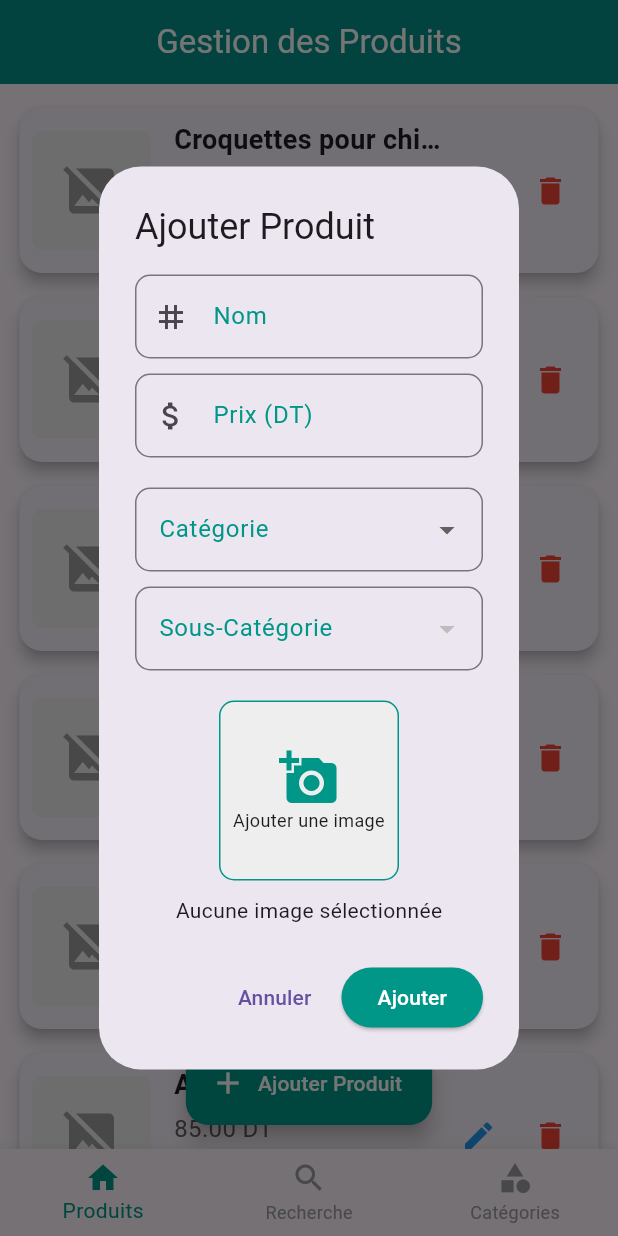
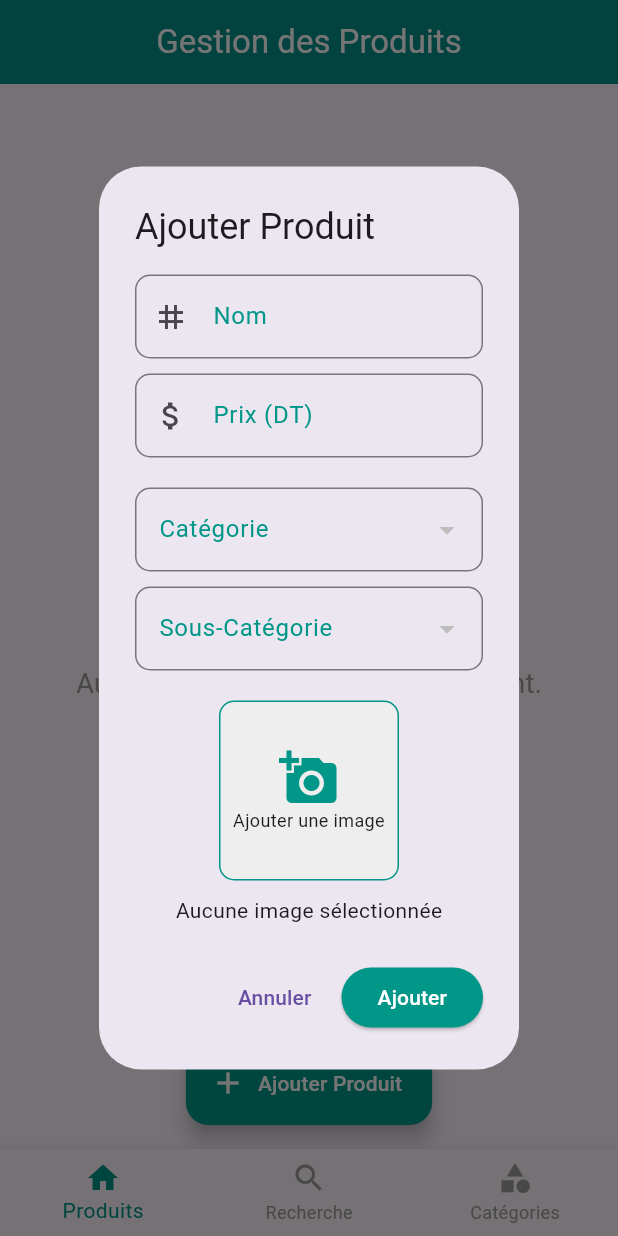
Before and after one commit to cheima-gue/animal_shop, a Flutter app: the screen it shows after launch, after a tap on "Ajouter Produit", on a phone screen of 412 x 824 dp. Run offline on Flutter 3.47's test engine with Material 3 defaults, Android fonts, the phone set to English and light mode, and no system bars; our stand-ins replace image_picker, sqflite_common_ffi; accounts and stored records are empty.

```diff
--- a/lib/main.dart
+++ b/lib/main.dart
@@ -1,4 +1,8 @@
+import 'dart:io';
+
 import 'package:flutter/material.dart';
+import 'package:path/path.dart';
+import 'package:path_provider/path_provider.dart';
 import 'package:provider/provider.dart';
 import 'package:sqflite_common_ffi/sqflite_ffi.dart';
 import '../views/home_page.dart';
@@ -12,8 +16,13 @@ Future<void> main() async {
   sqfliteFfiInit();
   databaseFactory = databaseFactoryFfi;
 
+  // L'initialisation de la base de données est maintenant la seule chose nécessaire.
+  // La logique d'initialisation des données se fait à l'intérieur de cette méthode,
+  // et uniquement la première fois que la base de données est créée.
   await DatabaseHelper().initDatabase();
-  await DatabaseHelper().populateInitialData();
+
+  // Cette ligne est commentée car elle n'est plus nécessaire.
+  // await DatabaseHelper().populateInitialData();
 
   runApp(const MyApp());
 }
@@ -59,9 +68,9 @@ class MyApp extends StatelessWidget {
           ),
           dropdownMenuTheme: DropdownMenuThemeData(
             menuStyle: MenuStyle(
-              backgroundColor: MaterialStateProperty.all(Colors.white),
-              elevation: MaterialStateProperty.all(4),
-              shape: MaterialStateProperty.all(RoundedRectangleBorder(
+              backgroundColor: WidgetStateProperty.all(Colors.white),
+              elevation: WidgetStateProperty.all(4),
+              shape: WidgetStateProperty.all(RoundedRectangleBorder(
                 borderRadius: BorderRadius.circular(10),
               )),
             ),
--- a/lib/services/database_helper.dart
+++ b/lib/services/database_helper.dart
@@ -1,6 +1,5 @@
 import 'package:sqflite_common_ffi/sqflite_ffi.dart';
 import 'package:path/path.dart';
-import 'package:path_provider/path_provider.dart';
 import 'dart:io';
 import '../models/produit.dart';
 import '../models/category.dart';
@@ -10,37 +9,34 @@ class DatabaseHelper {
   static Database? _database;
   static final DatabaseHelper _instance = DatabaseHelper._internal();
 
-  factory DatabaseHelper() => _instance;
+  factory DatabaseHelper() {
+    return _instance;
+  }
 
-  DatabaseHelper._internal();
+  DatabaseHelper._internal() {
+    sqfliteFfiInit();
+    databaseFactory = databaseFactoryFfi;
+  }
 
   Future<Database> get database async {
-    if (_database != null) {
-      return _database!;
-    }
+    if (_database != null) return _database!;
     _database = await initDatabase();
     return _database!;
   }
 
   Future<Database> initDatabase() async {
-    Directory documentsDirectory = await getApplicationSupportDirectory();
-    String path = join(documentsDirectory.path, "product_app.db");
+    final dbPath = await databaseFactory.getDatabasesPath();
+    final path = join(dbPath, 'product_app.db');
 
-    // Ensure the directory exists
-    if (!await Directory(dirname(path)).exists()) {
-      await Directory(dirname(path)).create(recursive: true);
-    }
+    // NOUVEAU : C'est la ligne magique. Elle supprime l'ancienne base de données
+    // pour garantir que la prochaine ouverture en créera une nouvelle.
+    // DÉCOMMENTEZ LA LIGNE SUIVANTE UNE SEULE FOIS, PUIS COMMENTEZ-LA DE NOUVEAU.
+    // await deleteDatabase(path);
 
-    return openDatabase(
-      path,
+    return await databaseFactory.openDatabase(path,
+        options: OpenDatabaseOptions(
           version: 1,
-      onCreate: _onCreate,
-      onUpgrade: _onUpgrade,
-    );
-  }
-
-  Future<void> _onCreate(Database db, int version) async {
-    // Create Category table
+          onCreate: (db, version) async {
             await db.execute('''
               CREATE TABLE categories(
                 id INTEGER PRIMARY KEY AUTOINCREMENT,
@@ -48,7 +44,6 @@ class DatabaseHelper {
               )
             ''');
 
-    // Create SubCategory table with foreign key to Category
             await db.execute('''
               CREATE TABLE sub_categories(
                 id INTEGER PRIMARY KEY AUTOINCREMENT,
@@ -58,7 +53,6 @@ class DatabaseHelper {
               )
             ''');
 
-    // Create Produit table with foreign key to SubCategory
             await db.execute('''
               CREATE TABLE produits(
                 id INTEGER PRIMARY KEY AUTOINCREMENT,
@@ -69,68 +63,14 @@ class DatabaseHelper {
                 FOREIGN KEY (subCategoryId) REFERENCES sub_categories(id) ON DELETE CASCADE
               )
             ''');
+          },
+          onConfigure: (db) async {
+            await db.execute('PRAGMA foreign_keys = ON');
+          },
+        ));
   }
 
-  Future<void> _onUpgrade(Database db, int oldVersion, int newVersion) async {
-    // Implement schema migrations here if your database schema changes in future versions
-    // For now, we are at version 1, so this will not be called unless we increase the version.
-  }
-
-  Future<void> populateInitialData() async {
-    final db = await database;
-
-    // Check if categories already exist to prevent duplicates on app restart
-    final List<Map<String, dynamic>> existingCategories =
-        await db.query('categories');
-    if (existingCategories.isEmpty) {
-      // Insert initial categories
-      await db
-          .insert('categories', {'nom': 'Animaux Domestiques'}); // id will be 1
-      await db.insert('categories', {'nom': 'Alimentation'}); // id will be 2
-      await db.insert('categories', {'nom': 'Électronique'}); // id will be 3
-
-      // Insert initial sub-categories (ensure categoryId matches inserted category IDs)
-      await db.insert('sub_categories', {'nom': 'Chiens', 'categoryId': 1});
-      await db.insert('sub_categories', {'nom': 'Chats', 'categoryId': 1});
-      await db.insert('sub_categories', {'nom': 'Oiseaux', 'categoryId': 1});
-      await db.insert('sub_categories', {'nom': 'Poissons', 'categoryId': 1});
-
-      await db.insert(
-          'sub_categories', {'nom': 'Fruits & Légumes', 'categoryId': 2});
-      await db.insert(
-          'sub_categories', {'nom': 'Produits Laitiers', 'categoryId': 2});
-      await db.insert('sub_categories', {'nom': 'Viandes', 'categoryId': 2});
-
-      await db
-          .insert('sub_categories', {'nom': 'Smartphones', 'categoryId': 3});
-      await db
-          .insert('sub_categories', {'nom': 'Ordinateurs', 'categoryId': 3});
-      await db.insert(
-          'sub_categories', {'nom': 'Accessoires Audio', 'categoryId': 3});
-
-      // Insert initial products
-      await db.insert('produits', {
-        'nom': 'Croquettes pour chien',
-        'prix': 25.50,
-        'subCategoryId': 1,
-        'image': null
-      });
-      await db.insert('produits', {
-        'nom': 'Laisse pour chat',
-        'prix': 12.00,
-        'subCategoryId': 2,
-        'image': null
-      });
-      await db.insert('produits', {
-        'nom': 'Jouet pour oiseaux',
-        'prix': 7.99,
-        'subCategoryId': 3,
-        'image': null
-      });
-    }
-  }
-
-  // --- Produit Operations ---
+  // ---------------- PRODUITS ----------------
   Future<int> insertProduit(Produit produit) async {
     final db = await database;
     return await db.insert('produits', produit.toMap(),
@@ -139,32 +79,22 @@ class DatabaseHelper {
 
   Future<List<Produit>> getProduits() async {
     final db = await database;
-    final List<Map<String, dynamic>> maps = await db.query('produits');
-    return List.generate(maps.length, (i) {
-      return Produit.fromMap(maps[i]);
-    });
+    final maps = await db.query('produits');
+    return maps.map((map) => Produit.fromMap(map)).toList();
   }
 
   Future<int> updateProduit(Produit produit) async {
     final db = await database;
-    return await db.update(
-      'produits',
-      produit.toMap(),
-      where: 'id = ?',
-      whereArgs: [produit.id],
-    );
+    return await db.update('produits', produit.toMap(),
+        where: 'id = ?', whereArgs: [produit.id]);
   }
 
   Future<int> deleteProduit(int id) async {
     final db = await database;
-    return await db.delete(
-      'produits',
-      where: 'id = ?',
-      whereArgs: [id],
-    );
+    return await db.delete('produits', where: 'id = ?', whereArgs: [id]);
   }
 
-  // --- Category Operations ---
+  // ---------------- CATEGORIES ----------------
   Future<int> insertCategory(Category category) async {
     final db = await database;
     return await db.insert('categories', category.toMap(),
@@ -173,32 +103,22 @@ class DatabaseHelper {
 
   Future<List<Category>> getCategories() async {
     final db = await database;
-    final List<Map<String, dynamic>> maps = await db.query('categories');
-    return List.generate(maps.length, (i) {
-      return Category.fromMap(maps[i]);
-    });
+    final maps = await db.query('categories');
+    return maps.map((map) => Category.fromMap(map)).toList();
   }
 
   Future<int> updateCategory(Category category) async {
     final db = await database;
-    return await db.update(
-      'categories',
-      category.toMap(),
-      where: 'id = ?',
-      whereArgs: [category.id],
-    );
+    return await db.update('categories', category.toMap(),
+        where: 'id = ?', whereArgs: [category.id]);
   }
 
   Future<int> deleteCategory(int id) async {
     final db = await database;
-    return await db.delete(
-      'categories',
-      where: 'id = ?',
-      whereArgs: [id],
-    );
+    return await db.delete('categories', where: 'id = ?', whereArgs: [id]);
   }
 
-  // --- SubCategory Operations ---
+  // ---------------- SOUS-CATEGORIES ----------------
   Future<int> insertSubCategory(SubCategory subCategory) async {
     final db = await database;
     return await db.insert('sub_categories', subCategory.toMap(),
@@ -207,28 +127,18 @@ class DatabaseHelper {
 
   Future<List<SubCategory>> getSubCategories() async {
     final db = await database;
-    final List<Map<String, dynamic>> maps = await db.query('sub_categories');
-    return List.generate(maps.length, (i) {
-      return SubCategory.fromMap(maps[i]);
-    });
+    final maps = await db.query('sub_categories');
+    return maps.map((map) => SubCategory.fromMap(map)).toList();
   }
 
   Future<int> updateSubCategory(SubCategory subCategory) async {
     final db = await database;
-    return await db.update(
-      'sub_categories',
-      subCategory.toMap(),
-      where: 'id = ?',
-      whereArgs: [subCategory.id],
-    );
+    return await db.update('sub_categories', subCategory.toMap(),
+        where: 'id = ?', whereArgs: [subCategory.id]);
   }
 
   Future<int> deleteSubCategory(int id) async {
     final db = await database;
-    return await db.delete(
-      'sub_categories',
-      where: 'id = ?',
-      whereArgs: [id],
-    );
+    return await db.delete('sub_categories', where: 'id = ?', whereArgs: [id]);
   }
 }
--- a/lib/viewmodels/category_viewmodel.dart
+++ b/lib/viewmodels/category_viewmodel.dart
@@ -1,98 +1,69 @@
 import 'package:flutter/material.dart';
 import '../models/category.dart';
 import '../models/sub_category.dart';
+import '../services/database_helper.dart'; // Importez le DatabaseHelper
 
 class CategoryViewModel extends ChangeNotifier {
-  // In-memory lists for categories and sub-categories
-  final List<Category> _categories = [];
-  final List<SubCategory> _subCategories = [];
+  final DatabaseHelper _dbHelper = DatabaseHelper();
 
-  int _nextCategoryId = 1;
-  int _nextSubCategoryId = 1;
+  List<Category> _categories = [];
+  List<SubCategory> _subCategories = [];
 
   List<Category> get categories => _categories;
   List<SubCategory> get subCategories => _subCategories;
 
-  // Constructor: Initialize with some dummy data
   CategoryViewModel() {
-    // Add dummy categories
-    _categories.addAll([
-      Category(id: _nextCategoryId++, nom: 'Animaux Domestiques'), // ID 1
-      Category(id: _nextCategoryId++, nom: 'Alimentation'), // ID 2
-      Category(id: _nextCategoryId++, nom: 'Électronique'), // ID 3
-    ]);
+    fetchData();
+  }
 
-    // Add dummy sub-categories (ensure categoryId matches existing category IDs)
-    _subCategories.addAll([
-      SubCategory(id: _nextSubCategoryId++, nom: 'Chiens', categoryId: 1),
-      SubCategory(id: _nextSubCategoryId++, nom: 'Chats', categoryId: 1),
-      SubCategory(id: _nextSubCategoryId++, nom: 'Oiseaux', categoryId: 1),
-      SubCategory(id: _nextSubCategoryId++, nom: 'Poissons', categoryId: 1),
-      SubCategory(
-          id: _nextSubCategoryId++, nom: 'Fruits & Légumes', categoryId: 2),
-      SubCategory(
-          id: _nextSubCategoryId++, nom: 'Produits Laitiers', categoryId: 2),
-      SubCategory(id: _nextSubCategoryId++, nom: 'Viandes', categoryId: 2),
-      SubCategory(id: _nextSubCategoryId++, nom: 'Smartphones', categoryId: 3),
-      SubCategory(id: _nextSubCategoryId++, nom: 'Ordinateurs', categoryId: 3),
-      SubCategory(
-          id: _nextSubCategoryId++, nom: 'Accessoires Audio', categoryId: 3),
-    ]);
+  // Méthode pour récupérer toutes les données au démarrage
+  Future<void> fetchData() async {
+    await fetchCategories();
+    await fetchSubCategories();
+  }
+
+  // Récupère les catégories depuis la base de données
+  Future<void> fetchCategories() async {
+    _categories = await _dbHelper.getCategories();
     notifyListeners();
   }
 
-  // Fetches categories (simulated)
-  Future<void> fetchCategories() async {
-    await Future.delayed(const Duration(milliseconds: 100));
+  // Récupère les sous-catégories depuis la base de données
+  Future<void> fetchSubCategories() async {
+    _subCategories = await _dbHelper.getSubCategories();
     notifyListeners();
   }
 
-  // Fetches sub-categories (simulated)
-  Future<void> fetchSubCategories() async {
-    await Future.delayed(const Duration(milliseconds: 100));
-    notifyListeners();
-  }
-
-  // --- Category CRUD operations (optional for this project, but good to have) ---
+  // --- Opérations CRUD pour les catégories ---
   Future<void> addCategory(Category category) async {
-    category.id = _nextCategoryId++;
-    _categories.add(category);
-    notifyListeners();
+    await _dbHelper.insertCategory(category);
+    await fetchCategories(); // Met à jour la liste depuis la DB
   }
 
   Future<void> updateCategory(Category updatedCategory) async {
-    final index = _categories.indexWhere((cat) => cat.id == updatedCategory.id);
-    if (index != -1) {
-      _categories[index] = updatedCategory;
-      notifyListeners();
-    }
+    await _dbHelper.updateCategory(updatedCategory);
+    await fetchCategories(); // Met à jour la liste depuis la DB
   }
 
   Future<void> deleteCategory(int id) async {
-    _categories.removeWhere((cat) => cat.id == id);
-    // Also remove associated sub-categories
-    _subCategories.removeWhere((subCat) => subCat.categoryId == id);
-    notifyListeners();
+    await _dbHelper.deleteCategory(id);
+    await fetchCategories(); // Met à jour la liste des catégories
+    await fetchSubCategories(); // Met à jour les sous-catégories (car elles sont supprimées en cascade)
   }
 
-  // --- SubCategory CRUD operations (optional) ---
+  // --- Opérations CRUD pour les sous-catégories ---
   Future<void> addSubCategory(SubCategory subCategory) async {
-    subCategory.id = _nextSubCategoryId++;
-    _subCategories.add(subCategory);
-    notifyListeners();
+    await _dbHelper.insertSubCategory(subCategory);
+    await fetchSubCategories(); // Met à jour la liste depuis la DB
   }
 
   Future<void> updateSubCategory(SubCategory updatedSubCategory) async {
-    final index = _subCategories
-        .indexWhere((subCat) => subCat.id == updatedSubCategory.id);
-    if (index != -1) {
-      _subCategories[index] = updatedSubCategory;
-      notifyListeners();
-    }
+    await _dbHelper.updateSubCategory(updatedSubCategory);
+    await fetchSubCategories(); // Met à jour la liste depuis la DB
   }
 
   Future<void> deleteSubCategory(int id) async {
-    _subCategories.removeWhere((subCat) => subCat.id == id);
-    notifyListeners();
+    await _dbHelper.deleteSubCategory(id);
+    await fetchSubCategories(); // Met à jour la liste depuis la DB
   }
 }
--- a/lib/viewmodels/produit_viewmodel.dart
+++ b/lib/viewmodels/produit_viewmodel.dart
@@ -1,86 +1,38 @@
 import 'package:flutter/material.dart';
 import '../models/produit.dart';
+import '../services/database_helper.dart'; // Importez le DatabaseHelper
 
 class ProduitViewModel extends ChangeNotifier {
-  // In-memory list to simulate database storage
-  final List<Produit> _produits = [];
-  int _nextProduitId = 1; // Simple ID counter
+  final DatabaseHelper _dbHelper = DatabaseHelper();
 
+  List<Produit> _produits = [];
   List<Produit> get produits => _produits;
 
-  // Constructor: Initialize with some dummy data for testing
   ProduitViewModel() {
-    _produits.addAll([
-      Produit(
-          id: _nextProduitId++,
-          nom: 'Croquettes pour chien',
-          prix: 25.50,
-          subCategoryId: 1),
-      Produit(
-          id: _nextProduitId++,
-          nom: 'Laisse pour chat',
-          prix: 12.00,
-          subCategoryId: 2),
-      Produit(
-          id: _nextProduitId++,
-          nom: 'Jouet pour oiseaux',
-          prix: 7.99,
-          subCategoryId: 3),
-      Produit(
-          id: _nextProduitId++,
-          nom: 'Cage de transport grand',
-          prix: 60.00,
-          subCategoryId: 4),
-      Produit(
-          id: _nextProduitId++,
-          nom: 'Shampoing anti-puces',
-          prix: 18.25,
-          subCategoryId: 1),
-      Produit(
-          id: _nextProduitId++,
-          nom: 'Arbre à chat mural',
-          prix: 85.00,
-          subCategoryId: 2),
-      Produit(
-          id: _nextProduitId++,
-          nom: 'Nourriture pour poissons',
-          prix: 9.50,
-          subCategoryId: 4),
-      Produit(
-          id: _nextProduitId++,
-          nom: 'Lit douillet chien',
-          prix: 35.00,
-          subCategoryId: 1),
-    ]);
+    fetchProduits(); // Charge les produits depuis la base de données au démarrage
+  }
+
+  // Récupère les produits depuis la base de données
+  Future<void> fetchProduits() async {
+    _produits = await _dbHelper.getProduits();
     notifyListeners();
   }
 
-  // Fetches products (simulated)
-  Future<void> fetchProduits() async {
-    // Simulate API call or database fetch
-    await Future.delayed(const Duration(milliseconds: 300));
-    notifyListeners(); // Notify listeners even if no data changed, to update UI state
+  // Ajoute un nouveau produit dans la base de données
+  Future<void> addProduit(Produit produit) async {
+    await _dbHelper.insertProduit(produit);
+    await fetchProduits(); // Met à jour la liste depuis la DB
   }
 
-  // Adds a new product
-  Future<void> addProduit(Produit produit) async {
-    produit.id = _nextProduitId++; // Assign a new ID
-    _produits.add(produit);
-    notifyListeners(); // Notify UI to re-render
+  // Met à jour un produit existant dans la base de données
+  Future<void> updateProduit(Produit updatedProduit) async {
+    await _dbHelper.updateProduit(updatedProduit);
+    await fetchProduits(); // Met à jour la liste depuis la DB
   }
 
-  // Updates an existing product
-  Future<void> updateProduit(Produit updatedProduit) async {
-    final index = _produits.indexWhere((p) => p.id == updatedProduit.id);
-    if (index != -1) {
-      _produits[index] = updatedProduit;
-      notifyListeners(); // Notify UI to re-render
-    }
-  }
-
-  // Deletes a product by ID
+  // Supprime un produit de la base de données par ID
   Future<void> deleteProduit(int id) async {
-    _produits.removeWhere((p) => p.id == id);
-    notifyListeners(); // Notify UI to re-render
+    await _dbHelper.deleteProduit(id);
+    await fetchProduits(); // Met à jour la liste depuis la DB
   }
 }
--- a/lib/views/produit_home_page.dart
+++ b/lib/views/produit_home_page.dart
@@ -295,8 +295,8 @@ class _ProduitHomePageState extends State<ProduitHomePage> {
                       await produitViewModel.addProduit(produitData);
                       if (mounted) {
                         ScaffoldMessenger.of(context).showSnackBar(
-                          SnackBar(
-                            content: const Text('Produit ajouté !'),
+                          const SnackBar(
+                            content: Text('Produit ajouté !'),
                             backgroundColor: Colors.green, // ✅ Correction ici
                           ),
                         );
@@ -305,8 +305,8 @@ class _ProduitHomePageState extends State<ProduitHomePage> {
                       await produitViewModel.updateProduit(produitData);
                       if (mounted) {
                         ScaffoldMessenger.of(context).showSnackBar(
-                          SnackBar(
-                            content: const Text('Produit modifié !'),
+                          const SnackBar(
+                            content: Text('Produit modifié !'),
                             backgroundColor: Colors.blue, // ✅ Correction ici
                           ),
                         );
@@ -404,12 +404,11 @@ class _ProduitHomePageState extends State<ProduitHomePage> {
               );
 
               // ignore: unnecessary_null_comparison
-              final parentCategory =
-                  (subCategory != null && subCategory.categoryId != null)
-                      ? categoryViewModel.categories.firstWhereOrNull(
-                          (cat) => cat.id == subCategory.categoryId,
-                        )
-                      : null;
+              final parentCategory = (subCategory != null)
+                  ? categoryViewModel.categories.firstWhereOrNull(
+                      (cat) => cat.id == subCategory.categoryId,
+                    )
+                  : null;
 
               final categoryNom = parentCategory?.nom ?? 'N/A';
               final subCategoryNom = subCategory?.nom ?? 'N/A';
--- a/lib/views/produit_list_page.dart
+++ b/lib/views/produit_list_page.dart
@@ -119,7 +119,7 @@ class _ProduitListPageState extends State<ProduitListPage> {
                             value: cat,
                             child: Text(cat.nom),
                           );
-                        }).toList(),
+                        }),
                       ],
                       onChanged: (Category? newValue) {
                         // Corrected type
@@ -148,7 +148,7 @@ class _ProduitListPageState extends State<ProduitListPage> {
                         value: subCat,
                         child: Text(subCat.nom),
                       );
-                    }).toList(),
+                    }),
                   ],
                   onChanged: (_selectedFilterCategory == null &&
                           _availableFilterSubCategories.isEmpty)
@@ -245,12 +245,11 @@ class _ProduitListPageState extends State<ProduitListPage> {
                     );
 
                     // ignore: unnecessary_null_comparison
-                    final parentCategory =
-                        (subCategory != null && subCategory.categoryId != null)
-                            ? categoryViewModel.categories.firstWhereOrNull(
-                                (cat) => cat.id == subCategory.categoryId,
-                              )
-                            : null;
+                    final parentCategory = (subCategory != null)
+                        ? categoryViewModel.categories.firstWhereOrNull(
+                            (cat) => cat.id == subCategory.categoryId,
+                          )
+                        : null;
 
                     final categoryNom = parentCategory?.nom ?? 'N/A';
                     final subCategoryNom = subCategory?.nom ?? 'N/A';
```
Also changed, not shown: lib/views/category_management_page.dart (+8 -8 lines). Lines whose indentation alone changed are shown as unchanged.
